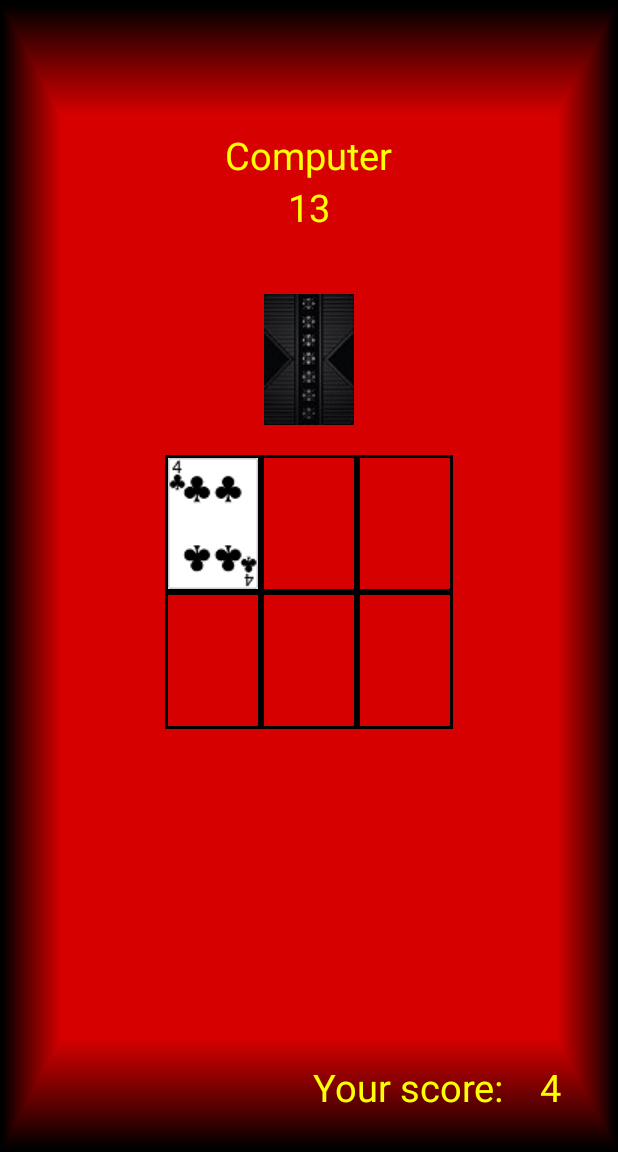
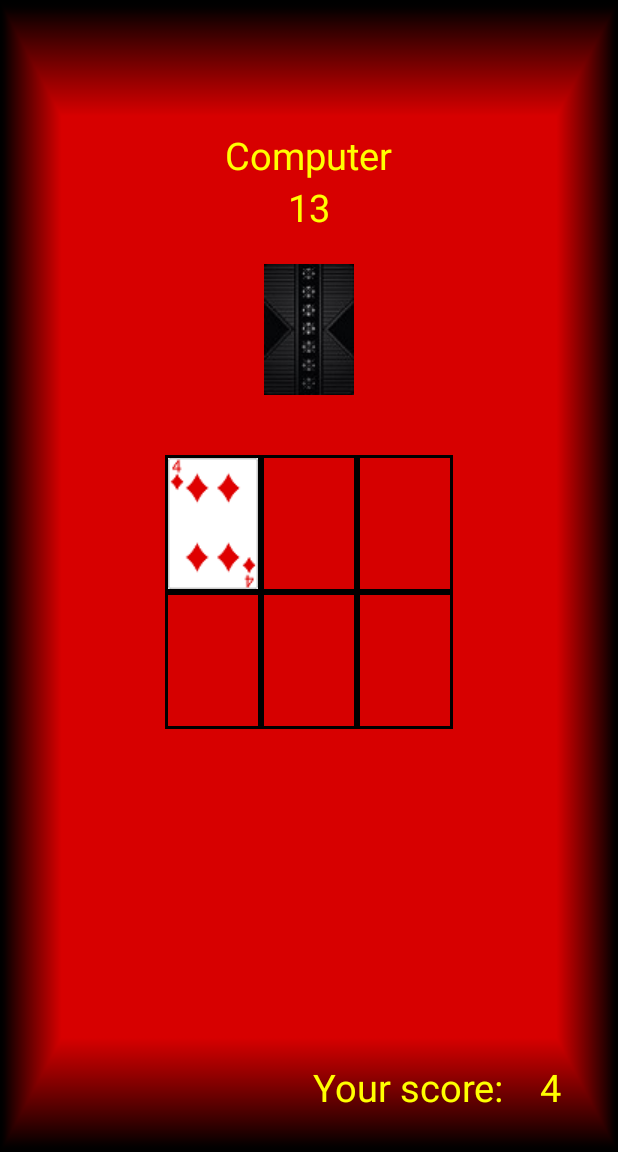
Before and after one commit to cheongyw/Tenten, an Android app: the GameActivity screen opened directly, with no data from a screen before it, after a tap on an icon or button, on a phone screen of 412 x 824 dp, the part 84-1236 px from its top. Run offline under Robolectric (Android 15) with nearby library versions, the phone set to English and light mode, and no system bars.

Commit message:
#3 commit - Directly click on image to discard

```diff
--- a/app/src/main/java/com/cheong/tenten/Card.java
+++ b/app/src/main/java/com/cheong/tenten/Card.java
@@ -27,18 +27,31 @@ public class Card {
             R.drawable.a10,
             R.drawable.a11,
             R.drawable.a12,
-            R.drawable.a13
+            R.drawable.a13,
+            R.drawable.b1,
+            R.drawable.b2,
+            R.drawable.b3,
+            R.drawable.b4,
+            R.drawable.b5,
+            R.drawable.b6,
+            R.drawable.b7,
+            R.drawable.b8,
+            R.drawable.b9,
+            R.drawable.b10,
+            R.drawable.b11,
+            R.drawable.b12,
+            R.drawable.b13
     };
 
-    private String getSuitText(int value)
+    private String getSuitText()
     {
-        if (value<13) {
+        if (m_value<13) {
             return "CLUBS";
         }
-        else if(value<26) {
+        else if(m_value<26) {
             return "DIAMONDS";
         }
-        else if(value<39) {
+        else if(m_value<39) {
             return "HEARTS";
         }
         else {
@@ -48,17 +61,33 @@ public class Card {
 
     public int getValue()
     {
-        int temp = (m_value + 1) % 14;
-        if (temp == 0) {
-            temp = 13;
+        if (m_value<13) {
+            return m_value + 1;
         }
-        return temp;
+        else if (m_value<26) {
+            return m_value - 12;
+        }
+        else if (m_value<39) {
+            return m_value - 25;
+        }
+        else {
+            return m_value - 38;
+        }
     }
 
-    private String getValueText(int value) {
-        int temp = (value + 1) % 14;
-        if (temp == 0) {
-            temp = 13;
+    private String getValueText() {
+        int temp;
+        if (m_value<13) {
+            temp = m_value + 1;
+        }
+        else if (m_value<26) {
+            temp = m_value - 12;
+        }
+        else if (m_value<39) {
+            temp = m_value - 25;
+        }
+        else {
+            temp = m_value - 38;
         }
         String text = null;
         switch (temp) {
@@ -106,7 +135,7 @@ public class Card {
 
     @Override
     public String toString() {
-        return getValueText(m_value) + " of " + getSuitText(m_value);
+        return getValueText() + " of " + getSuitText();
     }
 
     public boolean isFaceUp() {
--- a/app/src/main/res/layout/activity_game.xml
+++ b/app/src/main/res/layout/activity_game.xml
@@ -7,6 +7,7 @@
     android:paddingLeft="@dimen/activity_horizontal_margin"
     android:paddingRight="@dimen/activity_horizontal_margin"
     android:paddingTop="@dimen/activity_vertical_margin"
+    android:id="@+id/gamelayout"
     android:background="@drawable/redbackground"
     tools:context="com.cheong.tenten.GameActivity">
 
@@ -42,8 +43,19 @@
         android:id="@+id/drawButton"
         android:src="@drawable/back"
         android:background="@null"
-        android:layout_marginTop="180dp"
+        android:layout_marginTop="160dp"
         android:layout_centerHorizontal="true"
+        />
+
+    <TextView
+        android:layout_width="220dp"
+        android:layout_height="wrap_content"
+        android:textSize="15dp"
+        android:text="@string/choose_one_to_discard"
+        android:id="@+id/chooseDiscardStaticText"
+        android:layout_below="@+id/drawButton"
+        android:layout_centerHorizontal="true"
+        android:visibility="invisible"
         />
 
     <ImageView
@@ -52,7 +64,7 @@
         android:layout_height="wrap_content"
         android:layout_toLeftOf="@+id/boxImage1"
         android:layout_below="@+id/drawButton"
-        android:layout_marginTop="20dp"
+        android:layout_marginTop="40dp"
         android:src="@drawable/empty"
         android:padding="2dp"
         android:background="#000000" />
@@ -62,7 +74,7 @@
         android:layout_width="wrap_content"
         android:layout_height="wrap_content"
         android:layout_below="@+id/drawButton"
-        android:layout_marginTop="20dp"
+        android:layout_marginTop="40dp"
         android:src="@drawable/empty"
         android:padding="2dp"
         android:background="#000000"
@@ -74,7 +86,7 @@
         android:layout_height="wrap_content"
         android:layout_toRightOf="@+id/boxImage1"
         android:layout_below="@+id/drawButton"
-        android:layout_marginTop="20dp"
+        android:layout_marginTop="40dp"
         android:src="@drawable/empty"
         android:padding="2dp"
         android:background="#000000" />
--- a/app/src/main/res/values/strings.xml
+++ b/app/src/main/res/values/strings.xml
@@ -6,4 +6,5 @@
     <string name="your_score">Your score:</string>
     <string name="_0">0</string>
     <string name="computer_score">Computer</string>
+    <string name="choose_one_to_discard">You have the maximum number of cards. Choose one to discard.</string>
 </resources>
```
Also changed, not shown: app/src/main/java/com/cheong/tenten/GameActivity.java (+26 -37 lines), app/src/main/res/drawable/b1.png (added), app/src/main/res/drawable/b10.png (added), app/src/main/res/drawable/b11.png (added), app/src/main/res/drawable/b12.png (added), app/src/main/res/drawable/b13.png (added), app/src/main/res/drawable/b2.png (added), app/src/main/res/drawable/b3.png (added), app/src/main/res/drawable/b4.png (added), app/src/main/res/drawable/b5.png (added), app/src/main/res/drawable/b6.png (added), app/src/main/res/drawable/b7.png (added), app/src/main/res/drawable/b8.png (added), app/src/main/res/drawable/b9.png (added).
